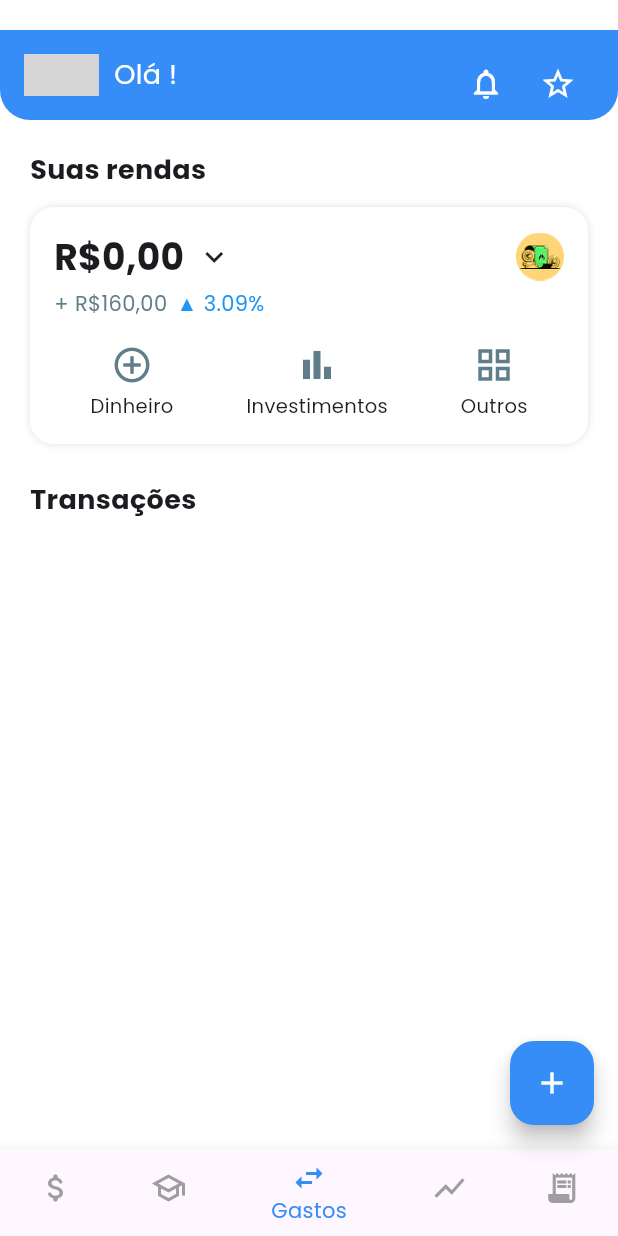
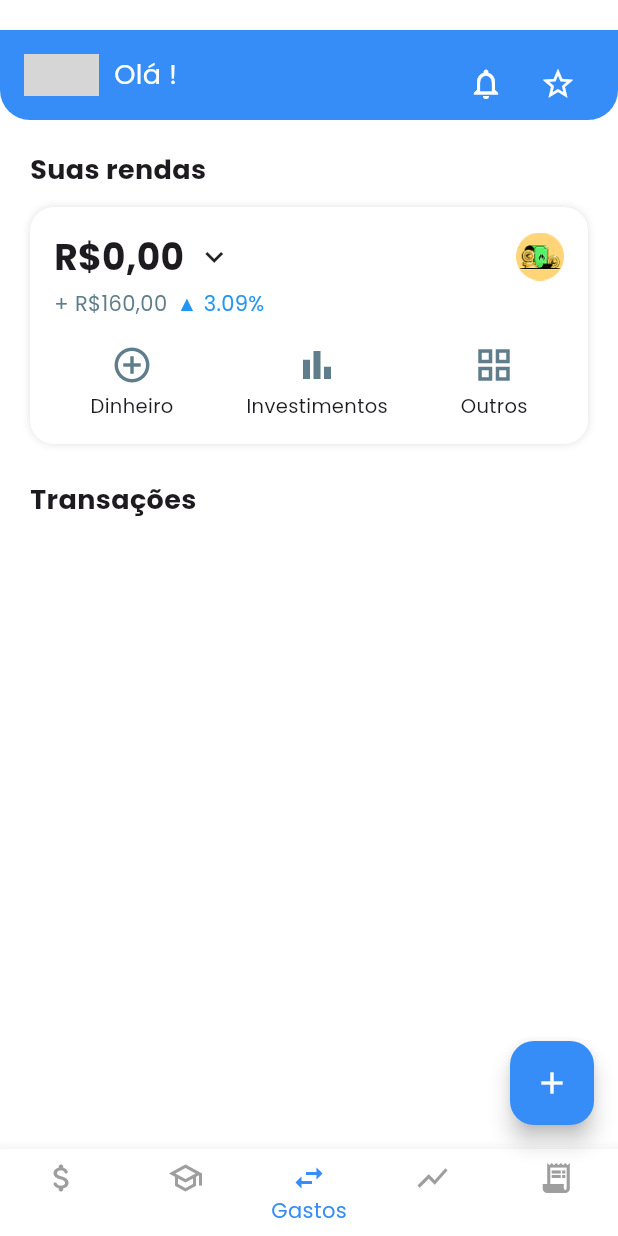
Before and after one commit to felipetaua/Finan-old, a Flutter app: the GastosPage screen opened by its route, on a phone screen of 412 x 824 dp. Run offline on Flutter 3.47's test engine with Material 3 defaults, Android fonts, the phone set to English and light mode, and no system bars; our stand-ins replace fl_chart, flutter_multi_formatter, font_awesome_flutter, google_fonts, shared_preferences, smooth_page_indicator; accounts and stored records are empty; network calls fail; grey boxes are pictures that could not be loaded.

Commit message:
mudando a cor da botom bar e ajustando a nova versão

```diff
--- a/lib/pages/home/main/homeScreen.dart
+++ b/lib/pages/home/main/homeScreen.dart
@@ -141,10 +141,7 @@ class _GastosPageState extends State<GastosPage> {
     _pages = [
       PouparPage(),
       EducationPage(),
-      _GastosContent(
-        salario: _salario,
-        transacoes: _transacoes,
-      ),
+      _GastosContent(salario: _salario, transacoes: _transacoes),
       InvestimentosPage(),
       AdicionarTransacaoPage(),
     ];
@@ -286,10 +283,8 @@ class _GastosPageState extends State<GastosPage> {
               context,
               MaterialPageRoute(
                 builder:
-                    (context) => AddTransactionPage(
-                      onSave:
-                          _adicionarTransacao,
-                    ),
+                    (context) =>
+                        AddTransactionPage(onSave: _adicionarTransacao),
               ),
             );
           },
@@ -298,30 +293,32 @@ class _GastosPageState extends State<GastosPage> {
           child: const Icon(Icons.add),
         ),
         bottomNavigationBar: BottomNavigationBar(
+          backgroundColor: Colors.white,
+          type: BottomNavigationBarType.fixed,
           currentIndex: _selectedIndex,
           onTap: _onItemTapped,
           selectedItemColor: const Color(0xFF368DF7),
           unselectedItemColor: Colors.grey,
-          items: const [
+          items: [
             BottomNavigationBarItem(
-              icon: Icon(Icons.attach_money_rounded),
-              label: 'Poupar',
+              icon: const Icon(Icons.attach_money_rounded),
+              label: _selectedIndex == 0 ? 'Poupar' : '',
             ),
             BottomNavigationBarItem(
-              icon: Icon(Icons.school_outlined),
-              label: 'Educação',
+              icon: const Icon(Icons.school_outlined),
+              label: _selectedIndex == 1 ? 'Educação' : '',
             ),
             BottomNavigationBarItem(
-              icon: Icon(Icons.swap_horiz),
-              label: 'Gastos',
+              icon: const Icon(Icons.swap_horiz),
+              label: _selectedIndex == 2 ? 'Gastos' : '',
             ),
             BottomNavigationBarItem(
-              icon: Icon(Icons.show_chart),
-              label: 'Investimentos',
+              icon: const Icon(Icons.show_chart),
+              label: _selectedIndex == 3 ? 'Investimentos' : '',
             ),
             BottomNavigationBarItem(
-              icon: Icon(Icons.receipt_long),
-              label: 'Gestão',
+              icon: const Icon(Icons.receipt_long),
+              label: _selectedIndex == 4 ? 'Gestão' : '',
             ),
           ],
         ),
@@ -332,8 +329,7 @@ class _GastosPageState extends State<GastosPage> {
 
 class _GastosContent extends StatelessWidget {
   final double salario;
-  final List<Map<String, dynamic>>
-  transacoes;
+  final List<Map<String, dynamic>> transacoes;
 
   const _GastosContent({required this.salario, required this.transacoes});
 
```
